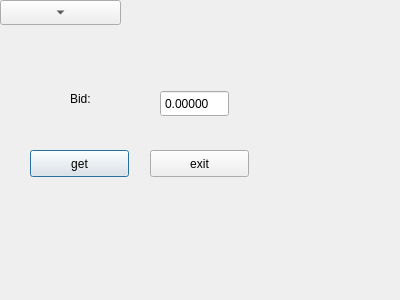
Qt form widget.ui (CaoNguyenHcmus/Qt_bitfinex) before a commit.
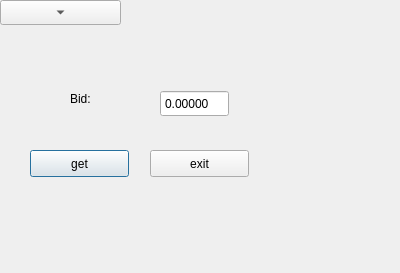
The same form after that commit.

Commit message: Fixed undefined reference to Widget::on_exitButton_clicked()

What changed in the file:
```diff
--- a/widget.ui
+++ b/widget.ui
@@ -7,7 +7,7 @@
     <x>0</x>
     <y>0</y>
     <width>400</width>
-    <height>300</height>
+    <height>273</height>
    </rect>
   </property>
   <property name="windowTitle">
```
The commit also changes 2 other files.
